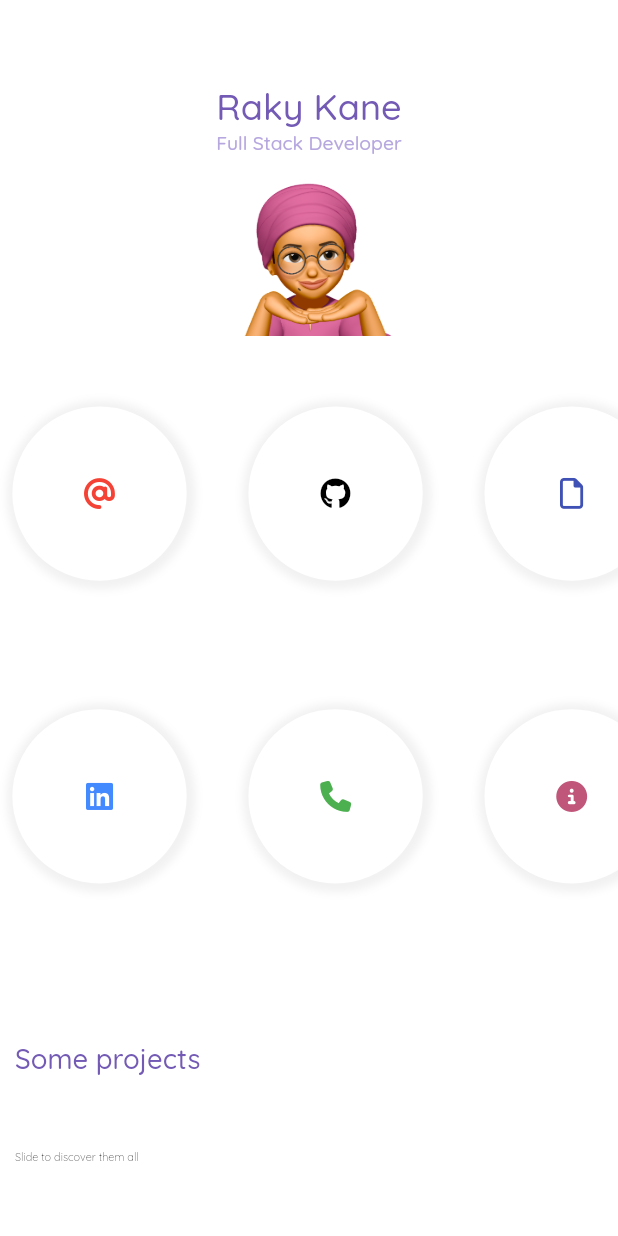
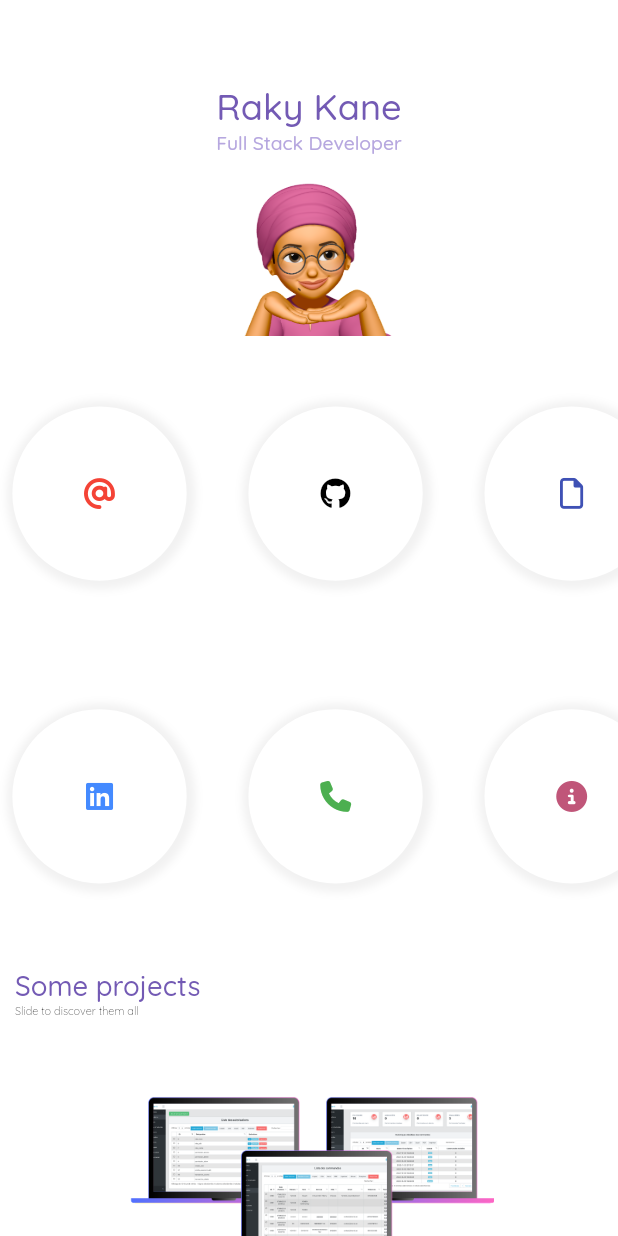
Before and after one commit to k-raky/portfolio, a Flutter app: the screen it shows after launch, on a phone screen of 412 x 824 dp. Run offline on Flutter 3.47's test engine with Material 2 defaults, Android fonts, the phone set to English and light mode, and no system bars; drawn by our look-alikes of carousel_slider; our stand-ins replace animated_text_kit, flutter_animate, font_awesome_flutter; missing offline and left inert: flutter_animated_dialog; project files that could hold a hidden picture were left out.

Commit message:
update responsive for mobile

```diff
--- a/lib/pages/main/bye.dart
+++ b/lib/pages/main/bye.dart
@@ -12,6 +12,7 @@ class Bye extends StatelessWidget {
     final height = MediaQuery.of(context).size.height;
 
     return Container(
+      height: height * 0.3,
       child: Row(
         mainAxisAlignment: MainAxisAlignment.center,
         crossAxisAlignment: CrossAxisAlignment.center,
@@ -19,7 +20,7 @@ class Bye extends StatelessWidget {
           Image.asset(
             'assets/images/bye.png',
             fit: BoxFit.contain,
-            width: width * 0.4,
+            width: width * 0.3,
           ),
           SizedBox(
             width: width * 0.1,
--- a/lib/pages/main/projects.dart
+++ b/lib/pages/main/projects.dart
@@ -2,6 +2,7 @@ import 'package:animated_text_kit/animated_text_kit.dart';
 import 'package:flutter/material.dart';
 import 'package:flutter/src/widgets/container.dart';
 import 'package:flutter/src/widgets/framework.dart';
+import 'package:portfolio/components/sized_text.dart';
 import 'package:portfolio/functions/utils.dart';
 import 'package:portfolio/theme/colors.dart';
 import 'package:portfolio/theme/fonts.dart';
@@ -63,27 +64,19 @@ class Projects extends StatelessWidget {
     return Container(
         padding: EdgeInsets.all(10),
         width: width,
-        height: height,
-        child: Column(
-            mainAxisAlignment: MainAxisAlignment.spaceEvenly,
-            crossAxisAlignment: CrossAxisAlignment.start,
-            children: [
-              SizedBox(
+        child: Column(crossAxisAlignment: CrossAxisAlignment.start, children: [
+          SizedTextWidget(
               width: width * 0.3,
-                child: FittedBox(
-                    child: Text('Some projects', style: deepPurpleText)),
-              ),
-              SizedBox(
+              style: deepPurpleText,
+              content: "Some projects"),
+          SizedTextWidget(
               width: width * 0.2,
-                child: FittedBox(
-                    child:
-                        Text('Slide to discover them all', style: lightText)),
-              ),
-              Container(
-                  width: width,
-                  height: height * 0.7,
-                  child: CarouselSlider(
+              style: lightText,
+              content: "Slide to discover them all"),
+          CarouselSlider(
             options: CarouselOptions(
+              height: Utils().isMobile(context) ? height * 0.4 : height * 0.8,
+              viewportFraction: 1,
               scrollDirection: Axis.horizontal,
             ),
             items: projectsInfo
@@ -93,46 +86,33 @@ class Projects extends StatelessWidget {
                       children: [
                         Image.asset(
                           item['screen']!,
-                                  fit: BoxFit.contain,
-                                  height: height * 0.5,
+                          fit: BoxFit.fill,
+                          width: width * 0.6,
                         ),
-                                SizedBox(
-                                  width: width * 0.5,
-                                  height: height * 0.04,
-                                  child: FittedBox(
-                                    child: Text(
-                                      item['desc']!,
+                        SizedTextWidget(
+                            width: item['desc']!.length <= 10
+                                ? width * 0.2
+                                : width * 0.4,
                             style: lightText,
-                                    ),
-                                  ),
-                                ),
-                                item['link'] != null
-                                    ? TextButton(
+                            content: item['desc']!),
+                        Visibility(
+                            visible: item['link'] != null,
+                            child: TextButton(
                                 onPressed: (() async {
                                   await Utils.launchUri(item['link']!);
                                 }),
                                 child: Text(
                                   "Visiter",
-                                          style: lightPurpleText.copyWith(
-                                              fontSize: 30),
-                                        ))
-                                    : Container(
-                                        height: 0,
-                                      ),
-                                SizedBox(
-                                  width: width * 0.5,
-                                  height: height * 0.04,
-                                  child: FittedBox(
-                                    child: Text(
-                                      "Stack : ${item['stack']}",
+                                  style: lightPurpleText.copyWith(fontSize: 30),
+                                ))),
+                        SizedTextWidget(
+                            width: width * 0.3,
                             style: deepPurpleText,
-                                    ),
-                                  ),
-                                ),
+                            content: "Stack : ${item['stack']}")
                       ],
                     ))
                 .toList(),
-                  ))
+          )
         ]));
   }
 }
```
Lines whose indentation alone changed are shown as unchanged.
